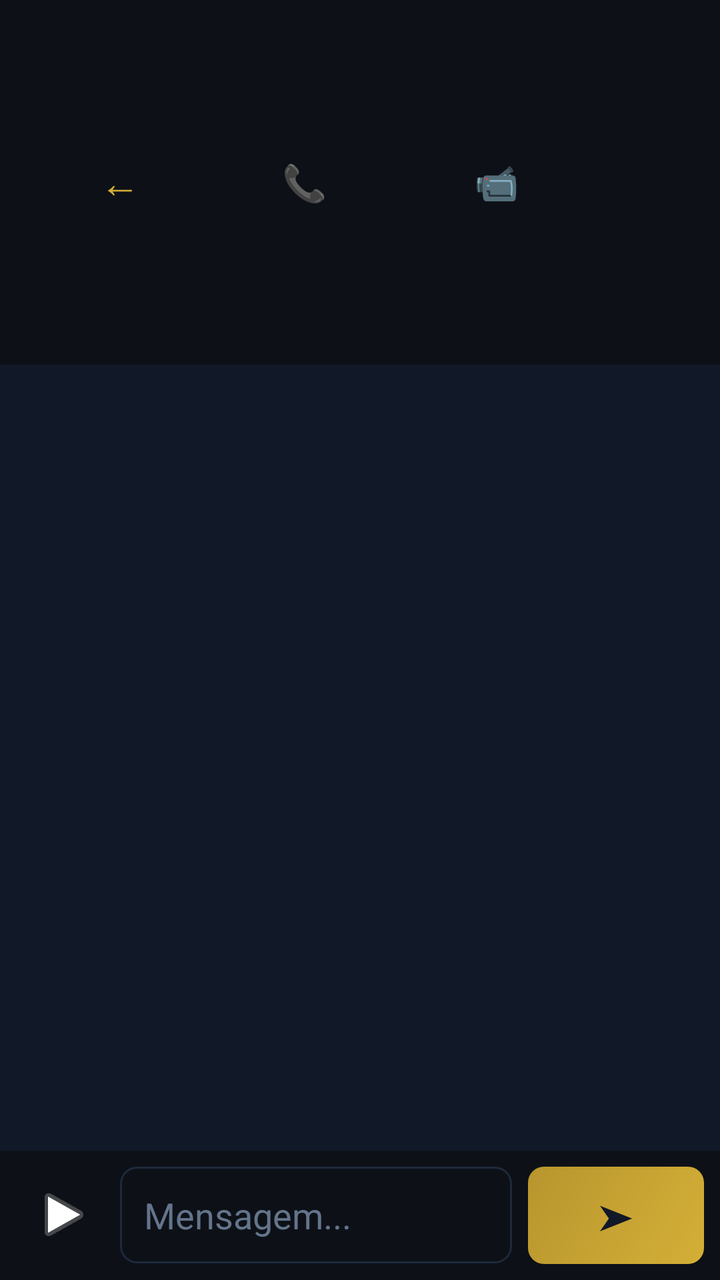
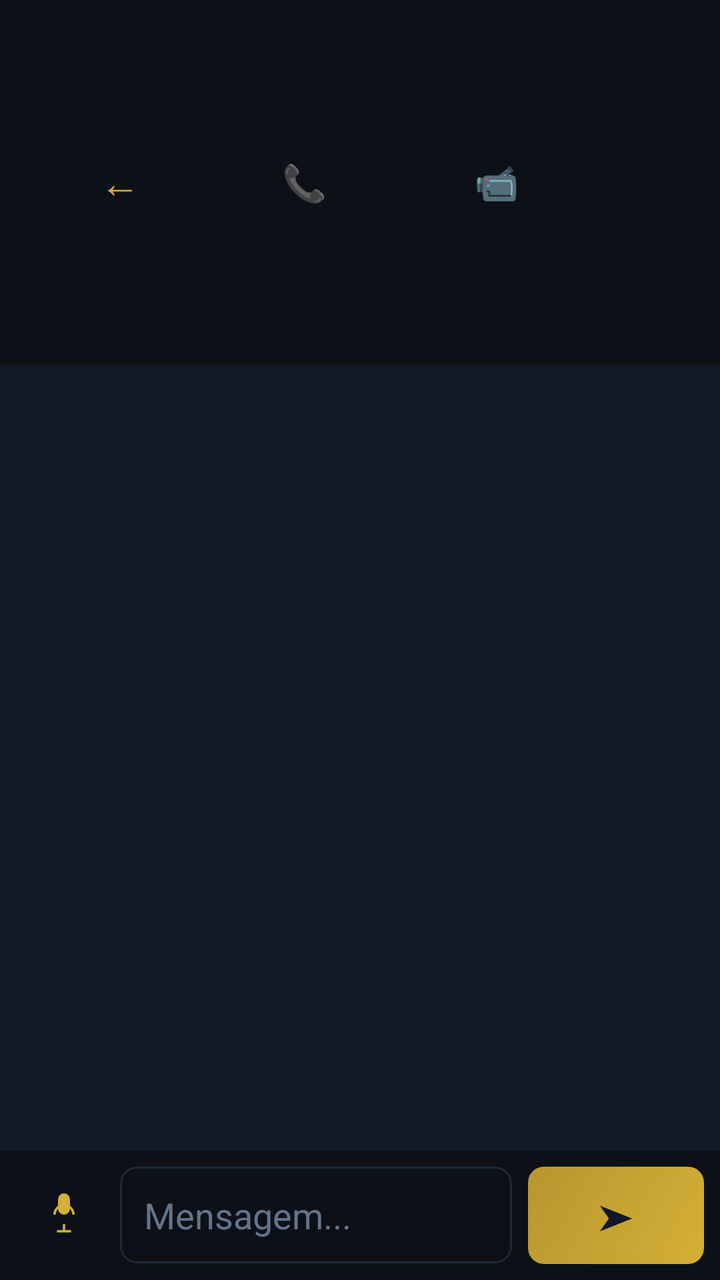

The first picture is an Android layout as it rendered before a commit; the second is the same layout after the commit. The layout source and the unified diff follow.
<!-- AndroidManifest.xml: application theme Theme.AppCompat.Light.NoActionBar -->
<!-- res/layout/activity_chat.xml -->
<?xml version="1.0" encoding="utf-8"?>
<LinearLayout xmlns:android="http://schemas.android.com/apk/res/android"
    android:layout_width="match_parent" android:layout_height="match_parent"
    android:orientation="vertical" android:background="#111827">

    <androidx.appcompat.widget.Toolbar
        android:layout_width="match_parent" android:layout_height="wrap_content"
        android:background="#0d1117" android:minHeight="56dp" android:padding="8dp">

        <Button android:id="@+id/btnBack" android:layout_width="wrap_content"
            android:layout_height="wrap_content" android:text="←"
            android:textColor="#d4af37" android:background="@null"
            android:textSize="20sp"/>

        <LinearLayout android:layout_width="0dp" android:layout_height="wrap_content"
            android:layout_weight="1" android:orientation="vertical"
            android:layout_marginStart="12dp">
            <TextView android:id="@+id/tvContactName" android:layout_width="wrap_content"
                android:layout_height="wrap_content" android:textColor="#f1f5f9"
                android:textSize="16sp" android:textStyle="bold"/>
            <TextView android:id="@+id/tvConnectionStatus" android:layout_width="wrap_content"
                android:layout_height="wrap_content" android:text="🟢 Conectado"
                android:textSize="11sp" android:textColor="#22c55e"/>
        </LinearLayout>

        <Button android:id="@+id/btnCall" android:layout_width="wrap_content"
            android:layout_height="wrap_content" android:text="📞"
            android:textColor="#d4af37" android:background="@null"
            android:textSize="18sp" android:layout_marginEnd="8dp"/>

        <Button android:id="@+id/btnVideoCall" android:layout_width="wrap_content"
            android:layout_height="wrap_content" android:text="📹"
            android:textColor="#d4af37" android:background="@null"
            android:textSize="18sp"/>
    </androidx.appcompat.widget.Toolbar>

    <ListView android:id="@+id/listView" android:layout_width="match_parent"
        android:layout_height="0dp" android:layout_weight="1"
        android:divider="#1a2332" android:dividerHeight="1dp"
        android:padding="8dp" android:transcriptMode="alwaysScroll"
        android:stackFromBottom="true"/>

    <LinearLayout android:layout_width="match_parent"
        android:layout_height="wrap_content" android:orientation="horizontal"
        android:padding="8dp" android:background="#0d1117">

        <ImageButton android:id="@+id/btnAudio" android:layout_width="wrap_content"
            android:layout_height="wrap_content" android:src="@android:drawable/ic_media_play"
            android:background="@null" android:padding="8dp"
            android:layout_marginEnd="4dp"/>

        <EditText android:id="@+id/etMessage" android:layout_width="0dp"
            android:layout_height="wrap_content" android:layout_weight="1"
            android:hint="Mensagem..." android:textColorHint="#64748b"
            android:textColor="#f1f5f9" android:background="@drawable/bg_edit"
            android:padding="12dp"/>

        <Button android:id="@+id/btnSend" android:layout_width="wrap_content"
            android:layout_height="wrap_content" android:text="➤"
            android:textColor="#111827" android:background="@drawable/bg_button"
            android:padding="12dp" android:textSize="18sp"
            android:layout_marginStart="8dp"/>
    </LinearLayout>
</LinearLayout>
<!-- resources referenced by this layout -->
<resources>
  <!-- drawable bg_button (drawable) -->
  <?xml version="1.0" encoding="utf-8"?>
  <shape xmlns:android="http://schemas.android.com/apk/res/android">
      <gradient android:startColor="#d4af37" android:endColor="#b8962e"
          android:angle="135"/>
      <corners android:radius="8dp"/>
  </shape>
  <!-- drawable bg_edit (drawable) -->
  <?xml version="1.0" encoding="utf-8"?>
  <shape xmlns:android="http://schemas.android.com/apk/res/android">
      <solid android:color="#0d1117"/>
      <stroke android:width="1dp" android:color="#1e293b"/>
      <corners android:radius="8dp"/>
  </shape>
</resources>

<!-- the commit's change to res/layout/activity_chat.xml (unified diff, before → after) -->
@@ -45,7 +45,7 @@
         android:padding="8dp" android:background="#0d1117">
 
         <ImageButton android:id="@+id/btnAudio" android:layout_width="wrap_content"
-            android:layout_height="wrap_content" android:src="@android:drawable/ic_media_play"
+            android:layout_height="wrap_content" android:src="@drawable/ic_mic_idle"
             android:background="@null" android:padding="8dp"
             android:layout_marginEnd="4dp"/>
 
<!-- resource entries referenced after the edit -->
@@ -14,5 +14,19 @@
       <stroke android:width="1dp" android:color="#1e293b"/>
       <corners android:radius="8dp"/>
   </shape>
+  <!-- drawable ic_mic_idle (drawable) -->
+  <?xml version="1.0" encoding="utf-8"?>
+  <vector xmlns:android="http://schemas.android.com/apk/res/android"
+      android:width="32dp"
+      android:height="32dp"
+      android:viewportWidth="108"
+      android:viewportHeight="108">
+      <path android:fillColor="#d4af37"
+          android:pathData="M44,28 L44,44 A10,10 0 0 0 64,44 L64,28 A10,10 0 0 0 44,28 Z"/>
+      <path android:strokeColor="#d4af37" android:strokeWidth="4" android:fillColor="#00000000"
+          android:pathData="M38,54 A16,16 0 0 1 70,54"/>
+      <path android:fillColor="#d4af37" android:pathData="M52,70 L56,70 L56,80 L52,80 Z"/>
+      <path android:fillColor="#d4af37" android:pathData="M42,80 L66,80 L66,84 L42,84 Z"/>
+  </vector>
 </resources>
 
